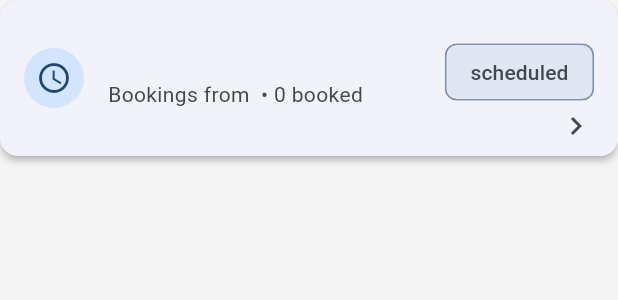
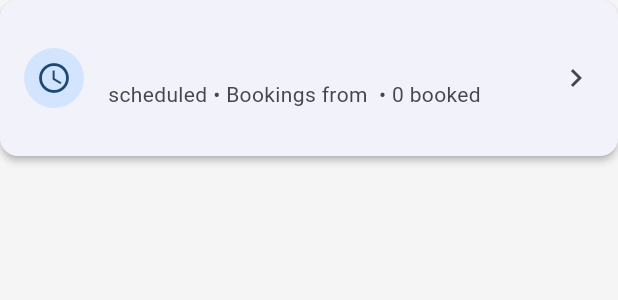
Before and after one commit to Sandun-Gunawardana/stuff_ride, a Flutter app: the _HomeRideCard widget shown alone on an empty page, opened directly with empty values, on a phone screen of 412 x 824 dp. Shown: the top 300 px of the screen. Run offline on Flutter 3.47's test engine with Material 3 defaults, Android fonts, the phone set to English and light mode, and no system bars; our stand-ins replace cloud_firestore, firebase_auth, firebase_core, geolocator; missing offline and left inert: firebase_data_connect; accounts and stored records are empty.

Commit message:
Fix Overfloor Error in the Driver Dashboard

```diff
--- a/lib/features/driver/screens/driver_home_screen.dart
+++ b/lib/features/driver/screens/driver_home_screen.dart
@@ -486,18 +486,11 @@ class _HomeRideCard extends StatelessWidget {
           builder: (context, snapshot) {
             final bookingCount = snapshot.data?.length ?? 0;
             return Text(
-              'Bookings from ${ride.bookingStartTime} • $bookingCount booked',
+              '${ride.status} • Bookings from ${ride.bookingStartTime} • $bookingCount booked',
             );
           },
         ),
-        trailing: Column(
-          mainAxisSize: MainAxisSize.min,
-          crossAxisAlignment: CrossAxisAlignment.end,
-          children: [
-            _StatusChip(status: ride.status),
-            const Icon(Icons.chevron_right),
-          ],
-        ),
+        trailing: const Icon(Icons.chevron_right),
       ),
     );
   }
```
